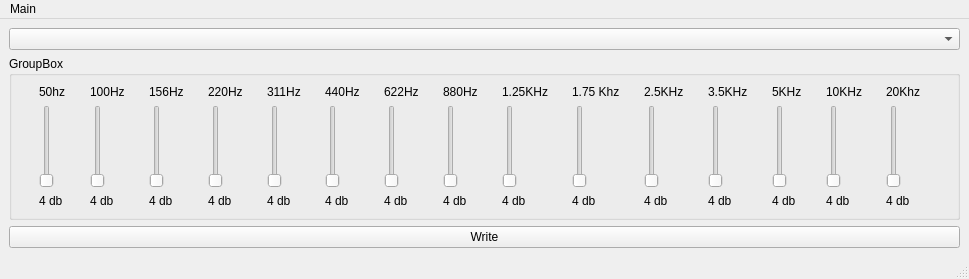
netpipe/PulseAudioEQ, file pequalizer/mainwindow.ui: the form before one commit.
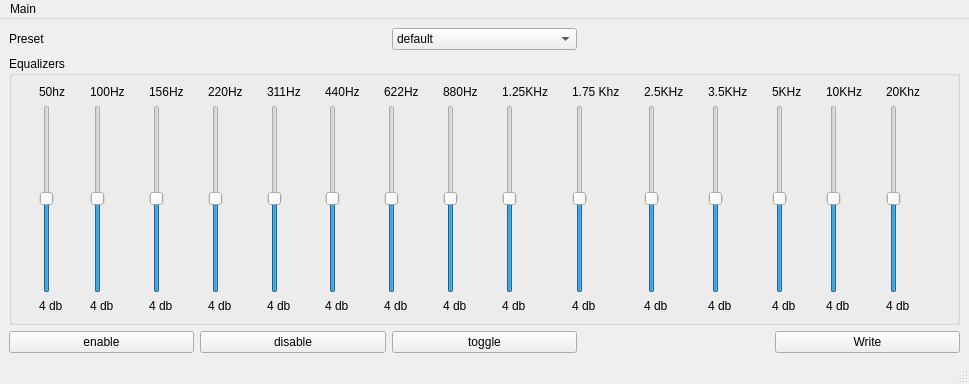
The form after the commit.

Diff of the .ui file:
```diff
--- a/pequalizer/mainwindow.ui
+++ b/pequalizer/mainwindow.ui
@@ -7,7 +7,7 @@
     <x>0</x>
     <y>0</y>
     <width>969</width>
-    <height>279</height>
+    <height>384</height>
    </rect>
   </property>
   <property name="windowTitle">
@@ -15,12 +15,100 @@
   </property>
   <widget class="QWidget" name="centralwidget">
    <layout class="QGridLayout" name="gridLayout">
-    <item row="1" column="0">
+    <item row="0" column="4">
+     <widget class="QComboBox" name="comboBox">
+      <item>
+       <property name="text">
+        <string>default</string>
+       </property>
+      </item>
+     </widget>
+    </item>
+    <item row="0" column="2">
+     <widget class="QLabel" name="label_31">
+      <property name="text">
+       <string>Preset</string>
+      </property>
+     </widget>
+    </item>
+    <item row="2" column="2">
+     <widget class="QPushButton" name="enableBTN">
+      <property name="text">
+       <string>enable</string>
+      </property>
+     </widget>
+    </item>
+    <item row="2" column="6">
+     <widget class="QPushButton" name="pushButton">
+      <property name="text">
+       <string>Write</string>
+      </property>
+     </widget>
+    </item>
+    <item row="2" column="3">
+     <widget class="QPushButton" name="disableBTN">
+      <property name="text">
+       <string>disable</string>
+      </property>
+     </widget>
+    </item>
+    <item row="2" column="4">
+     <widget class="QPushButton" name="toggleBTN">
+      <property name="text">
+       <string>toggle</string>
+      </property>
+     </widget>
+    </item>
+    <item row="1" column="2" colspan="5">
      <widget class="QGroupBox" name="groupBox">
       <property name="title">
-       <string>GroupBox</string>
+       <string>Equalizers</string>
       </property>
       <layout class="QGridLayout" name="gridLayout_2">
+       <item row="1" column="2">
+        <widget class="QSlider" name="s156hz">
+         <property name="sliderPosition">
+          <number>50</number>
+         </property>
+         <property name="orientation">
+          <enum>Qt::Vertical</enum>
+         </property>
+        </widget>
+       </item>
+       <item row="0" column="3">
+        <widget class="QLabel" name="label_4">
+         <property name="text">
+          <string>220Hz</string>
+         </property>
+        </widget>
+       </item>
+       <item row="1" column="8">
+        <widget class="QSlider" name="s125khz">
+         <property name="sliderPosition">
+          <number>50</number>
+         </property>
+         <property name="orientation">
+          <enum>Qt::Vertical</enum>
+         </property>
+        </widget>
+       </item>
+       <item row="2" column="12">
+        <widget class="QLabel" name="l5khz">
+         <property name="text">
+          <string>4 db</string>
+         </property>
+        </widget>
+       </item>
+       <item row="1" column="6">
+        <widget class="QSlider" name="s622hz">
+         <property name="sliderPosition">
+          <number>50</number>
+         </property>
+         <property name="orientation">
+          <enum>Qt::Vertical</enum>
+         </property>
+        </widget>
+       </item>
        <item row="0" column="0">
         <widget class="QLabel" name="label">
          <property name="text">
@@ -28,6 +116,50 @@
          </property>
         </widget>
        </item>
+       <item row="1" column="4">
+        <widget class="QSlider" name="s311hz">
+         <property name="sliderPosition">
+          <number>50</number>
+         </property>
+         <property name="orientation">
+          <enum>Qt::Vertical</enum>
+         </property>
+        </widget>
+       </item>
+       <item row="2" column="2">
+        <widget class="QLabel" name="l156hz">
+         <property name="text">
+          <string>4 db</string>
+         </property>
+        </widget>
+       </item>
+       <item row="2" column="7">
+        <widget class="QLabel" name="l880hz">
+         <property name="text">
+          <string>4 db</string>
+         </property>
+        </widget>
+       </item>
+       <item row="1" column="10">
+        <widget class="QSlider" name="s25khz">
+         <property name="sliderPosition">
+          <number>50</number>
+         </property>
+         <property name="orientation">
+          <enum>Qt::Vertical</enum>
+         </property>
+        </widget>
+       </item>
+       <item row="1" column="14">
+        <widget class="QSlider" name="s20khz">
+         <property name="sliderPosition">
+          <number>50</number>
+         </property>
+         <property name="orientation">
+          <enum>Qt::Vertical</enum>
+         </property>
+        </widget>
+       </item>
        <item row="0" column="1">
         <widget class="QLabel" name="label_2">
          <property name="text">
@@ -35,31 +167,48 @@
          </property>
         </widget>
        </item>
-       <item row="0" column="2">
-        <widget class="QLabel" name="label_3">
+       <item row="2" column="13">
+        <widget class="QLabel" name="l10khz">
          <property name="text">
-          <string>156Hz</string>
+          <string>4 db</string>
          </property>
         </widget>
        </item>
-       <item row="0" column="3">
-        <widget class="QLabel" name="label_4">
+       <item row="2" column="14">
+        <widget class="QLabel" name="l20khz">
          <property name="text">
-          <string>220Hz</string>
+          <string>4 db</string>
          </property>
         </widget>
        </item>
-       <item row="0" column="4">
-        <widget class="QLabel" name="label_5">
+       <item row="0" column="12">
+        <widget class="QLabel" name="label_23">
          <property name="text">
-          <string>311Hz</string>
+          <string>5KHz</string>
          </property>
         </widget>
        </item>
-       <item row="0" column="5">
-        <widget class="QLabel" name="label_6">
+       <item row="2" column="5">
+        <widget class="QLabel" name="l440hz">
          <property name="text">
-          <string>440Hz</string>
+          <string>4 db</string>
+         </property>
+        </widget>
+       </item>
+       <item row="1" column="13">
+        <widget class="QSlider" name="s10khz">
+         <property name="sliderPosition">
+          <number>50</number>
+         </property>
+         <property name="orientation">
+          <enum>Qt::Vertical</enum>
+         </property>
+        </widget>
+       </item>
+       <item row="0" column="9">
+        <widget class="QLabel" name="label_18">
+         <property name="text">
+          <string>1.75 Khz</string>
          </property>
         </widget>
        </item>
@@ -70,10 +219,67 @@
          </property>
         </widget>
        </item>
-       <item row="0" column="7">
-        <widget class="QLabel" name="label_7">
+       <item row="1" column="5">
+        <widget class="QSlider" name="s440hz">
+         <property name="sliderPosition">
+          <number>50</number>
+         </property>
+         <property name="orientation">
+          <enum>Qt::Vertical</enum>
+         </property>
+        </widget>
+       </item>
+       <item row="0" column="4">
+        <widget class="QLabel" name="label_5">
          <property name="text">
-          <string>880Hz</string>
+          <string>311Hz</string>
+         </property>
+        </widget>
+       </item>
+       <item row="1" column="12">
+        <widget class="QSlider" name="s5khz">
+         <property name="sliderPosition">
+          <number>50</number>
+         </property>
+         <property name="orientation">
+          <enum>Qt::Vertical</enum>
+         </property>
+        </widget>
+       </item>
+       <item row="1" column="3">
+        <widget class="QSlider" name="s220hz">
+         <property name="sliderPosition">
+          <number>50</number>
+         </property>
+         <property name="orientation">
+          <enum>Qt::Vertical</enum>
+         </property>
+        </widget>
+       </item>
+       <item row="2" column="10">
+        <widget class="QLabel" name="l25khz">
+         <property name="text">
+          <string>4 db</string>
+         </property>
+        </widget>
+       </item>
+       <item row="1" column="11">
+        <widget class="QSlider" name="s35khz">
+         <property name="sliderPosition">
+          <number>50</number>
+         </property>
+         <property name="orientation">
+          <enum>Qt::Vertical</enum>
+         </property>
+        </widget>
+       </item>
+       <item row="1" column="9">
+        <widget class="QSlider" name="s175khz">
+         <property name="sliderPosition">
+          <number>50</number>
+         </property>
+         <property name="orientation">
+          <enum>Qt::Vertical</enum>
          </property>
         </widget>
        </item>
@@ -84,31 +290,27 @@
          </property>
         </widget>
        </item>
-       <item row="0" column="9">
-        <widget class="QLabel" name="label_18">
+       <item row="2" column="3">
+        <widget class="QLabel" name="l220hz">
          <property name="text">
-          <string>1.75 Khz</string>
+          <string>4 db</string>
          </property>
         </widget>
        </item>
-       <item row="0" column="10">
-        <widget class="QLabel" name="label_20">
+       <item row="0" column="5">
+        <widget class="QLabel" name="label_6">
          <property name="text">
-          <string>2.5KHz</string>
+          <string>440Hz</string>
          </property>
         </widget>
        </item>
-       <item row="0" column="11">
-        <widget class="QLabel" name="label_25">
-         <property name="text">
-          <string>3.5KHz</string>
+       <item row="1" column="1">
+        <widget class="QSlider" name="s100hz">
+         <property name="sliderPosition">
+          <number>50</number>
          </property>
-        </widget>
-       </item>
-       <item row="0" column="12">
-        <widget class="QLabel" name="label_23">
-         <property name="text">
-          <string>5KHz</string>
+         <property name="orientation">
+          <enum>Qt::Vertical</enum>
          </property>
         </widget>
        </item>
@@ -119,236 +321,113 @@
          </property>
         </widget>
        </item>
-       <item row="0" column="14">
-        <widget class="QLabel" name="label_21">
-         <property name="text">
-          <string>20Khz</string>
-         </property>
-        </widget>
-       </item>
-       <item row="1" column="0">
-        <widget class="QSlider" name="verticalSlider">
-         <property name="orientation">
-          <enum>Qt::Vertical</enum>
-         </property>
-        </widget>
-       </item>
-       <item row="1" column="1">
-        <widget class="QSlider" name="verticalSlider_2">
-         <property name="orientation">
-          <enum>Qt::Vertical</enum>
-         </property>
-        </widget>
-       </item>
-       <item row="1" column="2">
-        <widget class="QSlider" name="verticalSlider_3">
-         <property name="orientation">
-          <enum>Qt::Vertical</enum>
-         </property>
-        </widget>
-       </item>
-       <item row="1" column="3">
-        <widget class="QSlider" name="verticalSlider_4">
-         <property name="orientation">
-          <enum>Qt::Vertical</enum>
-         </property>
-        </widget>
-       </item>
-       <item row="1" column="4">
-        <widget class="QSlider" name="verticalSlider_5">
-         <property name="orientation">
-          <enum>Qt::Vertical</enum>
-         </property>
-        </widget>
-       </item>
-       <item row="1" column="5">
-        <widget class="QSlider" name="verticalSlider_6">
-         <property name="orientation">
-          <enum>Qt::Vertical</enum>
-         </property>
-        </widget>
-       </item>
-       <item row="1" column="6">
-        <widget class="QSlider" name="verticalSlider_15">
-         <property name="orientation">
-          <enum>Qt::Vertical</enum>
-         </property>
-        </widget>
-       </item>
-       <item row="1" column="7">
-        <widget class="QSlider" name="verticalSlider_7">
-         <property name="orientation">
-          <enum>Qt::Vertical</enum>
-         </property>
-        </widget>
-       </item>
-       <item row="1" column="8">
-        <widget class="QSlider" name="verticalSlider_8">
-         <property name="orientation">
-          <enum>Qt::Vertical</enum>
-         </property>
-        </widget>
-       </item>
-       <item row="1" column="9">
-        <widget class="QSlider" name="verticalSlider_9">
-         <property name="orientation">
-          <enum>Qt::Vertical</enum>
-         </property>
-        </widget>
-       </item>
-       <item row="1" column="10">
-        <widget class="QSlider" name="verticalSlider_10">
-         <property name="orientation">
-          <enum>Qt::Vertical</enum>
-         </property>
-        </widget>
-       </item>
-       <item row="1" column="11">
-        <widget class="QSlider" name="verticalSlider_14">
-         <property name="orientation">
-          <enum>Qt::Vertical</enum>
-         </property>
-        </widget>
-       </item>
-       <item row="1" column="12">
-        <widget class="QSlider" name="verticalSlider_13">
-         <property name="orientation">
-          <enum>Qt::Vertical</enum>
-         </property>
-        </widget>
-       </item>
-       <item row="1" column="13">
-        <widget class="QSlider" name="verticalSlider_11">
-         <property name="orientation">
-          <enum>Qt::Vertical</enum>
-         </property>
-        </widget>
-       </item>
-       <item row="1" column="14">
-        <widget class="QSlider" name="verticalSlider_12">
-         <property name="orientation">
-          <enum>Qt::Vertical</enum>
-         </property>
-        </widget>
-       </item>
        <item row="2" column="0">
-        <widget class="QLabel" name="label_9">
+        <widget class="QLabel" name="l50hz">
          <property name="text">
           <string>4 db</string>
          </property>
         </widget>
        </item>
-       <item row="2" column="1">
-        <widget class="QLabel" name="label_10">
+       <item row="0" column="2">
+        <widget class="QLabel" name="label_3">
          <property name="text">
-          <string>4 db</string>
-         </property>
-        </widget>
-       </item>
-       <item row="2" column="2">
-        <widget class="QLabel" name="label_11">
-         <property name="text">
-          <string>4 db</string>
-         </property>
-        </widget>
-       </item>
-       <item row="2" column="3">
-        <widget class="QLabel" name="label_12">
-         <property name="text">
-          <string>4 db</string>
+          <string>156Hz</string>
          </property>
         </widget>
        </item>
        <item row="2" column="4">
-        <widget class="QLabel" name="label_13">
+        <widget class="QLabel" name="l311hz">
          <property name="text">
           <string>4 db</string>
          </property>
         </widget>
        </item>
-       <item row="2" column="5">
-        <widget class="QLabel" name="label_14">
-         <property name="text">
-          <string>4 db</string>
+       <item row="1" column="0">
+        <widget class="QSlider" name="s50hz">
+         <property name="value">
+          <number>50</number>
          </property>
-        </widget>
-       </item>
-       <item row="2" column="6">
-        <widget class="QLabel" name="label_29">
-         <property name="text">
-          <string>4 db</string>
-         </property>
-        </widget>
-       </item>
-       <item row="2" column="7">
-        <widget class="QLabel" name="label_15">
-         <property name="text">
-          <string>4 db</string>
+         <property name="orientation">
+          <enum>Qt::Vertical</enum>
          </property>
         </widget>
        </item>
        <item row="2" column="8">
-        <widget class="QLabel" name="label_16">
+        <widget class="QLabel" name="l125khz">
          <property name="text">
           <string>4 db</string>
          </property>
         </widget>
        </item>
-       <item row="2" column="9">
-        <widget class="QLabel" name="label_17">
+       <item row="2" column="6">
+        <widget class="QLabel" name="l622hz">
          <property name="text">
           <string>4 db</string>
          </property>
         </widget>
        </item>
-       <item row="2" column="10">
-        <widget class="QLabel" name="label_19">
+       <item row="0" column="14">
+        <widget class="QLabel" name="label_21">
          <property name="text">
-          <string>4 db</string>
+          <string>20Khz</string>
+         </property>
+        </widget>
+       </item>
+       <item row="0" column="11">
+        <widget class="QLabel" name="label_25">
+         <property name="text">
+          <string>3.5KHz</string>
+         </property>
+        </widget>
+       </item>
+       <item row="0" column="7">
+        <widget class="QLabel" name="label_7">
+         <property name="text">
+          <string>880Hz</string>
          </property>
         </widget>
        </item>
        <item row="2" column="11">
-        <widget class="QLabel" name="label_27">
+        <widget class="QLabel" name="l25khz_2">
          <property name="text">
           <string>4 db</string>
          </property>
         </widget>
        </item>
-       <item row="2" column="12">
-        <widget class="QLabel" name="label_22">
+       <item row="2" column="9">
+        <widget class="QLabel" name="l175khz">
          <property name="text">
           <string>4 db</string>
          </property>
         </widget>
        </item>
-       <item row="2" column="13">
-        <widget class="QLabel" name="label_24">
+       <item row="2" column="1">
+        <widget class="QLabel" name="l100hz">
          <property name="text">
           <string>4 db</string>
          </property>
         </widget>
        </item>
-       <item row="2" column="14">
-        <widget class="QLabel" name="label_26">
+       <item row="0" column="10">
+        <widget class="QLabel" name="label_20">
          <property name="text">
-          <string>4 db</string>
+          <string>2.5KHz</string>
+         </property>
+        </widget>
+       </item>
+       <item row="1" column="7">
+        <widget class="QSlider" name="s880hz">
+         <property name="sliderPosition">
+          <number>50</number>
+         </property>
+         <property name="orientation">
+          <enum>Qt::Vertical</enum>
          </property>
         </widget>
        </item>
       </layout>
      </widget>
     </item>
-    <item row="0" column="0">
-     <widget class="QComboBox" name="comboBox"/>
-    </item>
-    <item row="2" column="0">
-     <widget class="QPushButton" name="pushButton">
-      <property name="text">
-       <string>Write</string>
-      </property>
-     </widget>
-    </item>
    </layout>
   </widget>
   <widget class="QMenuBar" name="menubar">
```
